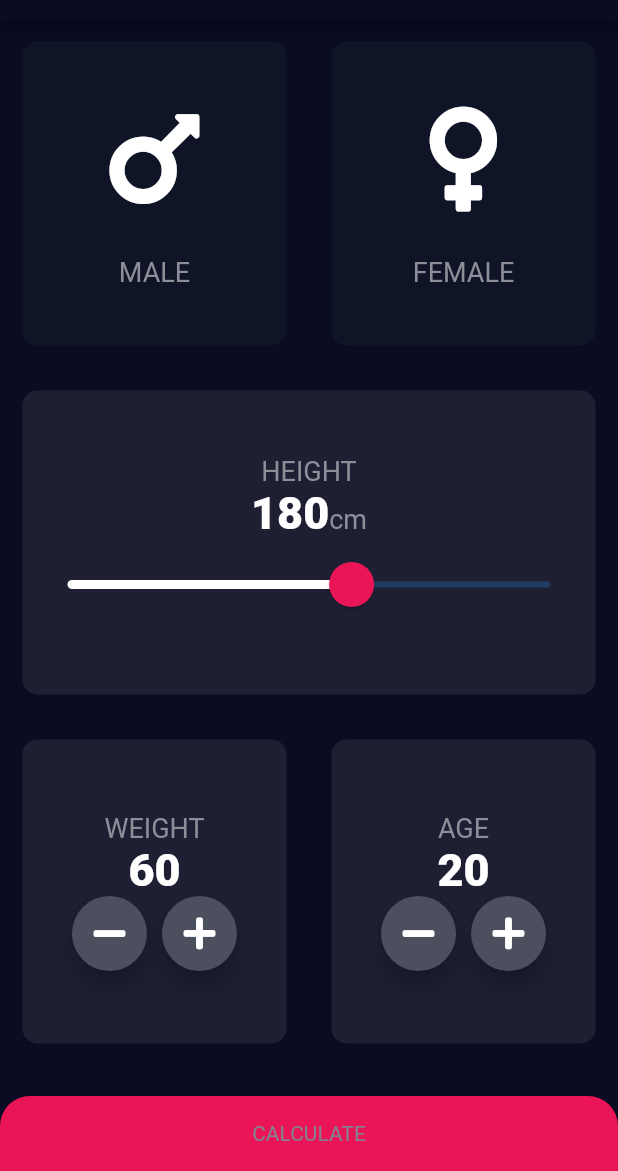
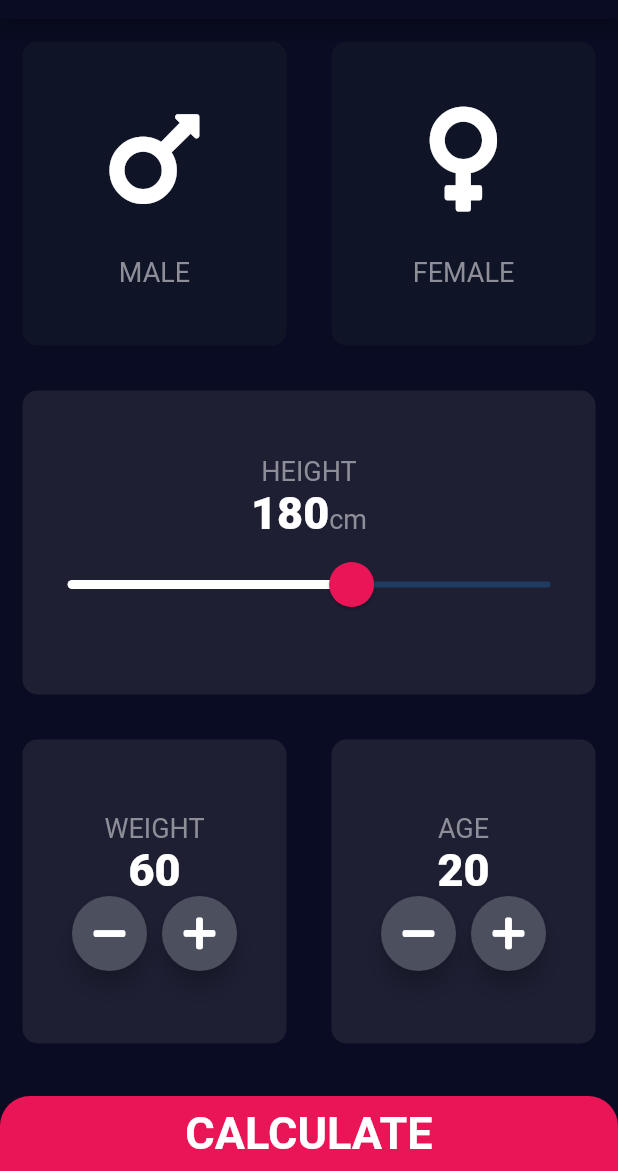
Before and after one commit to tdnghia98/bmi_calculator, a Flutter app: the screen it shows after launch, on a phone screen of 412 x 824 dp, the part 65-1236 px from its top. Run offline on Flutter 3.47's test engine with Material 2 defaults, Android fonts, the phone set to English and light mode, and no system bars; our stand-ins replace font_awesome_flutter.

Commit message:
fully functionning application

```diff
--- a/lib/card_child.dart
+++ b/lib/card_child.dart
@@ -22,7 +22,7 @@ class CardChild extends StatelessWidget {
         ),
         Text(
           cardTitle,
-          style: kLabelTextStyle,
+          style: kTextStyleLabel,
         ),
       ],
     );
--- a/lib/bottom_button.dart
+++ b/lib/components/bottom_button.dart
@@ -1,10 +1,13 @@
 import 'package:flutter/material.dart';
-import 'constants.dart';
+import '../constants.dart';
 
 class BottomButton extends StatelessWidget {
   const BottomButton({
     @required this.onPressed,
+    @required this.buttonText,
   });
+
+  final String buttonText;
   final Function onPressed;
 
   @override
@@ -20,11 +23,12 @@ class BottomButton extends StatelessWidget {
             topLeft: Radius.circular(20.0),
             topRight: Radius.circular(20.0),
           ),
-          color: kRedPinkAccentColor,
+          color: kColorRedPinkAccent,
         ),
         child: Center(
           child: Text(
-            'CALCULATE',
+            buttonText,
+            style: kTextStyleBottomButton,
           ),
         ),
       ),
--- a/lib/constants.dart
+++ b/lib/constants.dart
@@ -2,23 +2,52 @@ import 'package:flutter/material.dart';
 
 const Color kCardInactiveColor = Color(0xFF101427);
 const Color kCardActiveColor = Color(0xFF1E1F33);
-const Color kRedPinkAccentColor = Color(0xFFEA1556);
-const Color kSliderActiveColor = kRedPinkAccentColor;
+const Color kColorRedPinkAccent = Color(0xFFEA1556);
+const Color kSliderActiveColor = kColorRedPinkAccent;
 const Color kSliderInactiveColor = Color(0xFF8D8E98);
 const kBottomContainerHeight = 50.0;
 
-const kLabelTextStyle = TextStyle(
+const kTextStyleLabel = TextStyle(
   color: Color(0xFF8D8E98),
   fontSize: 18.0,
 );
 
-const kNumberTextStyle = TextStyle(
+const kTextStyleBottomButton = TextStyle(
+  color: Colors.white,
+  fontSize: 30.0,
+  fontWeight: FontWeight.bold,
+);
+
+const kTextStyleHeading1 = TextStyle(
+  color: Colors.white,
+  fontSize: 40.0,
+  fontWeight: FontWeight.bold,
+);
+
+const kTextStyleDiagnoseLabel = TextStyle(
+  color: Colors.green,
+  fontSize: 30.0,
+  fontWeight: FontWeight.bold,
+);
+
+const kTextStyleBody = TextStyle(
+  color: Colors.white,
+  fontSize: 18.0,
+);
+
+const kTextStyleBMIScore = TextStyle(
+  color: Colors.white,
+  fontSize: 60.0,
+  fontWeight: FontWeight.bold,
+);
+
+const kTextStyleNumber = TextStyle(
   color: Colors.white,
   fontSize: 30.0,
   fontWeight: FontWeight.w900,
 );
 
-const kCallToActionLabelTextStyle = TextStyle(
+const kTextStyleCallToActionLabel = TextStyle(
   color: Colors.white,
   fontSize: 25.0,
   fontWeight: FontWeight.w900,
--- a/lib/input_page.dart
+++ b/lib/input_page.dart
@@ -1,11 +1,14 @@
-import 'bottom_button.dart';
+import 'package:bmi_calculator/screens/results_page.dart';
+
+import './components/bottom_button.dart';
 import 'package:flutter/material.dart';
 
 import 'package:font_awesome_flutter/font_awesome_flutter.dart';
 
-import 'reusable_card.dart';
+import './components/reusable_card.dart';
 import 'card_child.dart';
 import 'constants.dart';
+import 'package:bmi_calculator/logic_components/bmi_calculator.dart';
 
 enum Genre { Male, Female }
 
@@ -77,7 +80,7 @@ class _InputPageState extends State<InputPage> {
                     children: <Widget>[
                       Text(
                         'HEIGHT',
-                        style: kLabelTextStyle,
+                        style: kTextStyleLabel,
                       ),
                       Row(
                         textBaseline: TextBaseline.alphabetic,
@@ -86,9 +89,9 @@ class _InputPageState extends State<InputPage> {
                         children: <Widget>[
                           Text(
                             height.toString(),
-                            style: kNumberTextStyle,
+                            style: kTextStyleNumber,
                           ),
-                          Text('cm', style: kLabelTextStyle)
+                          Text('cm', style: kTextStyleLabel)
                         ],
                       ),
                       Slider(
@@ -117,11 +120,11 @@ class _InputPageState extends State<InputPage> {
                           children: <Widget>[
                             Text(
                               'WEIGHT',
-                              style: kLabelTextStyle,
+                              style: kTextStyleLabel,
                             ),
                             Text(
                               weight.toString(),
-                              style: kNumberTextStyle,
+                              style: kTextStyleNumber,
                             ),
                             Row(
                               mainAxisAlignment: MainAxisAlignment.center,
@@ -159,11 +162,11 @@ class _InputPageState extends State<InputPage> {
                           children: <Widget>[
                             Text(
                               'AGE',
-                              style: kLabelTextStyle,
+                              style: kTextStyleLabel,
                             ),
                             Text(
                               age.toString(),
-                              style: kNumberTextStyle,
+                              style: kTextStyleNumber,
                             ),
                             Row(
                               mainAxisAlignment: MainAxisAlignment.center,
@@ -197,8 +200,23 @@ class _InputPageState extends State<InputPage> {
                 ),
               ),
               BottomButton(
-                onPressed: Navigator.push(context),
-              ),
+                buttonText: 'CALCULATE',
+                onPressed: () {
+                  BmiCalculator calculator =
+                      BmiCalculator(height: this.height, weight: this.weight);
+
+                  Navigator.push(
+                    context,
+                    MaterialPageRoute(
+                      builder: (context) => ResultsPage(
+                        bmiScore: calculator.calculateBmiScore(),
+                        resultText: calculator.generateResult(),
+                        interpretationText: calculator.generateInterpretation(),
+                      ),
+                    ),
+                  );
+                },
+              )
             ],
           ),
         ),
--- a/lib/main.dart
+++ b/lib/main.dart
@@ -1,7 +1,5 @@
-import 'package:bmi_calculator/constants.dart';
-import 'package:bmi_calculator/results_page.dart';
+import './constants.dart';
 import 'package:flutter/material.dart';
-
 import 'input_page.dart';
 
 void main() => runApp(MyApp());
@@ -16,8 +14,8 @@ class MyApp extends StatelessWidget {
         sliderTheme: SliderTheme.of(context).copyWith(
           activeTrackColor: Colors.white,
           inactiveTickMarkColor: kSliderInactiveColor,
-          thumbColor: kRedPinkAccentColor,
-          overlayColor: kRedPinkAccentColor.withAlpha(26),
+          thumbColor: kColorRedPinkAccent,
+          overlayColor: kColorRedPinkAccent.withAlpha(26),
           thumbShape: RoundSliderThumbShape(enabledThumbRadius: 15.0),
           overlayShape: RoundSliderOverlayShape(overlayRadius: 30.0),
         ),
@@ -33,7 +31,6 @@ class MyApp extends StatelessWidget {
       initialRoute: '/',
       routes: {
         '/': (context) => InputPage(),
-        '/results': (context) => ResultsPage(),
       },
     );
   }
```
Also changed, not shown: lib/logic_components/bmi_calculator.dart (added, +35 -0 lines), lib/result_page.dart (deleted, +0 -15 lines), lib/results_page.dart (deleted, +0 -34 lines), lib/screens/results_page.dart (added, +70 -0 lines), lib/components/reusable_card.dart (renamed from lib/reusable_card.dart).
